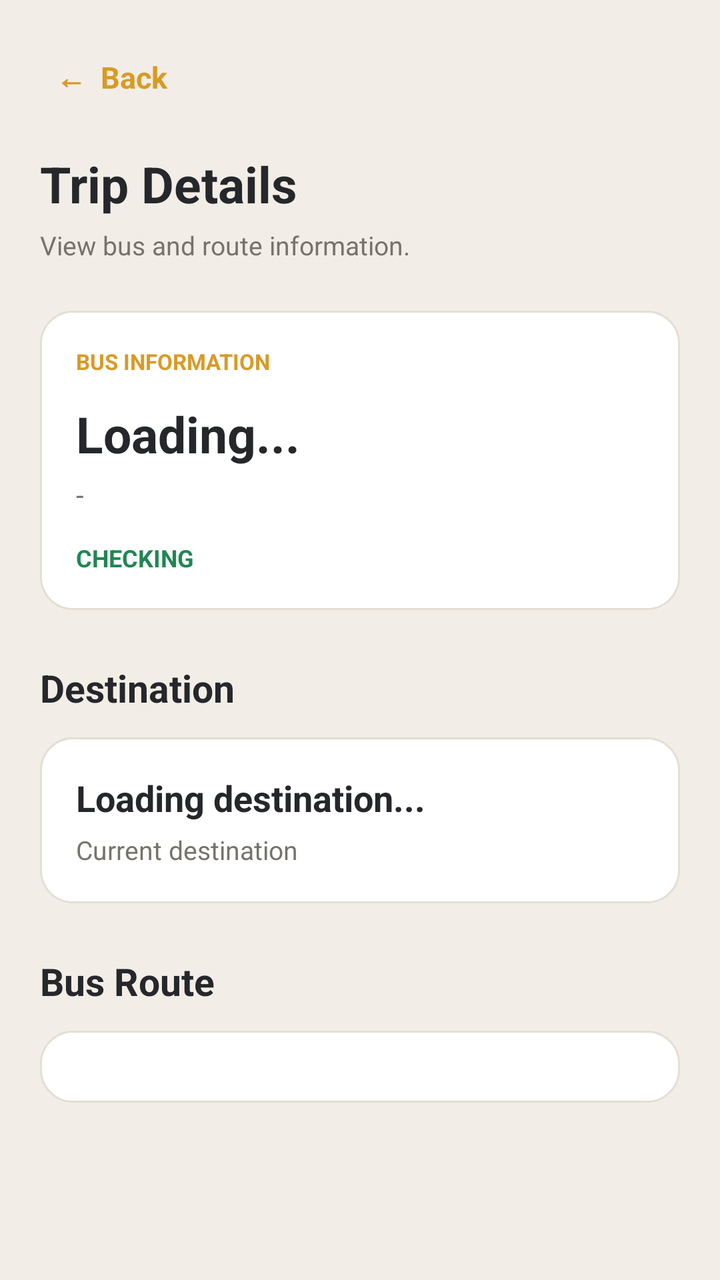
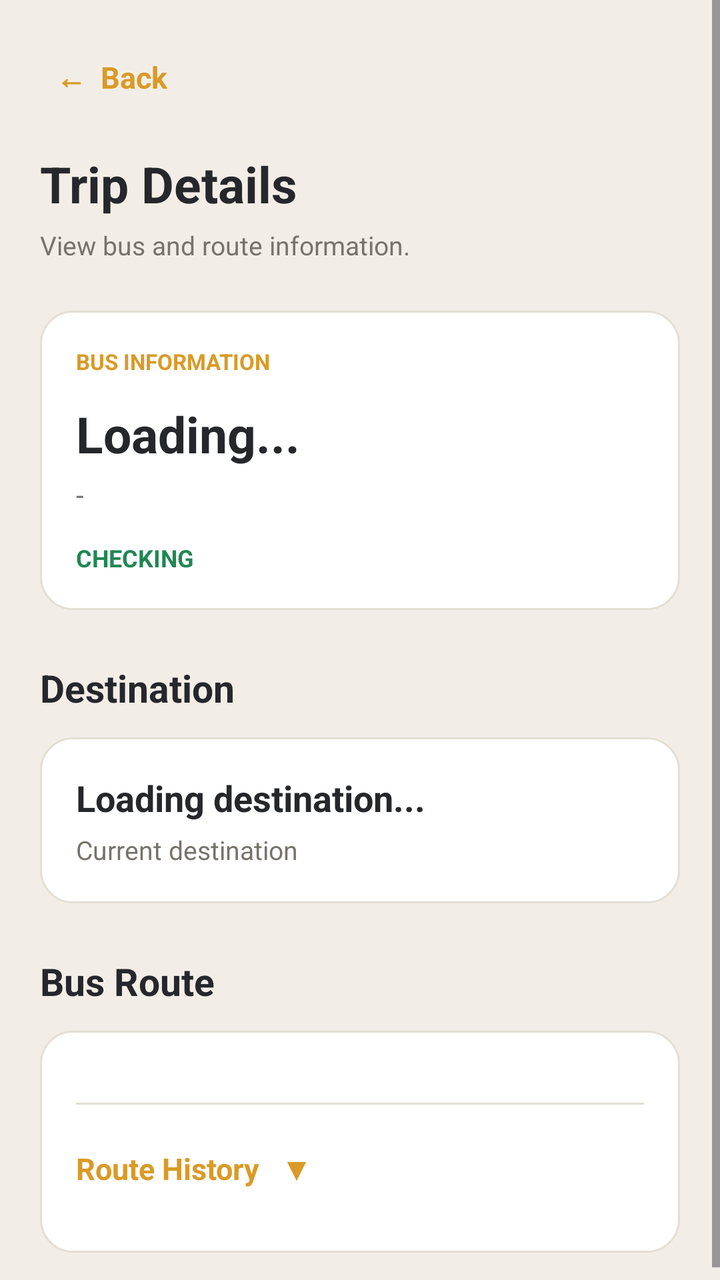

An Android layout rendered at two revisions. The XML below is the earlier revision; the diff shows what the commit changed to produce the second picture.
<!-- AndroidManifest.xml: application theme Theme.PabamaApp -->
<!-- res/layout/activity_trip_detail.xml -->
<ScrollView xmlns:android="http://schemas.android.com/apk/res/android"
    android:layout_width="match_parent"
    android:layout_height="match_parent"
    android:background="@color/background"
    android:fillViewport="true">

    <LinearLayout
        android:id="@+id/main"
        android:layout_width="match_parent"
        android:layout_height="wrap_content"
        android:orientation="vertical"
        android:padding="20dp">

        
        <TextView
            android:id="@+id/btnBack"
            android:layout_width="wrap_content"
            android:layout_height="wrap_content"
            android:singleLine="true"
            android:text="←  Back"
            android:textColor="@color/accent"
            android:textSize="15sp"
            android:textStyle="bold"
            android:padding="8dp" />

        
        <TextView
            android:layout_width="wrap_content"
            android:layout_height="wrap_content"
            android:text="Trip Details"
            android:textColor="@color/primary_dark"
            android:textSize="25sp"
            android:textStyle="bold"
            android:layout_marginTop="18dp" />

        <TextView
            android:layout_width="wrap_content"
            android:layout_height="wrap_content"
            android:text="View bus and route information."
            android:textColor="@color/text_secondary"
            android:textSize="13sp"
            android:layout_marginTop="5dp" />

        
        <LinearLayout
            android:layout_width="match_parent"
            android:layout_height="wrap_content"
            android:orientation="vertical"
            android:padding="18dp"
            android:background="@drawable/bg_card"
            android:layout_marginTop="24dp">

            <TextView
                android:layout_width="wrap_content"
                android:layout_height="wrap_content"
                android:text="BUS INFORMATION"
                android:textColor="@color/accent"
                android:textSize="11sp"
                android:textStyle="bold" />

            <TextView
                android:id="@+id/txtDetailBusPlate"
                android:layout_width="wrap_content"
                android:layout_height="wrap_content"
                android:text="Loading..."
                android:textColor="@color/text_primary"
                android:textSize="25sp"
                android:textStyle="bold"
                android:layout_marginTop="12dp" />

            <TextView
                android:id="@+id/txtDetailBusType"
                android:layout_width="wrap_content"
                android:layout_height="wrap_content"
                android:text="-"
                android:textColor="@color/text_secondary"
                android:textSize="14sp"
                android:layout_marginTop="4dp" />

            <TextView
                android:id="@+id/txtDetailBusStatus"
                android:layout_width="wrap_content"
                android:layout_height="wrap_content"
                android:text="CHECKING"
                android:textColor="@color/status_available"
                android:textSize="12sp"
                android:textStyle="bold"
                android:layout_marginTop="14dp" />

        </LinearLayout>

        
        <TextView
            android:layout_width="wrap_content"
            android:layout_height="wrap_content"
            android:text="Destination"
            android:textColor="@color/text_primary"
            android:textSize="19sp"
            android:textStyle="bold"
            android:layout_marginTop="26dp"
            android:layout_marginBottom="12dp" />

        <LinearLayout
            android:layout_width="match_parent"
            android:layout_height="wrap_content"
            android:orientation="vertical"
            android:padding="18dp"
            android:background="@drawable/bg_card">

            <TextView
                android:id="@+id/txtDetailDestination"
                android:layout_width="wrap_content"
                android:layout_height="wrap_content"
                android:text="Loading destination..."
                android:textColor="@color/text_primary"
                android:textSize="18sp"
                android:textStyle="bold" />

            <TextView
                android:layout_width="wrap_content"
                android:layout_height="wrap_content"
                android:text="Current destination"
                android:textColor="@color/text_secondary"
                android:textSize="13sp"
                android:layout_marginTop="5dp" />

        </LinearLayout>

        
        <TextView
            android:layout_width="wrap_content"
            android:layout_height="wrap_content"
            android:text="Bus Route"
            android:textColor="@color/text_primary"
            android:textSize="19sp"
            android:textStyle="bold"
            android:layout_marginTop="26dp"
            android:layout_marginBottom="12dp" />

        <LinearLayout
            android:id="@+id/containerRouteWaypoints"
            android:layout_width="match_parent"
            android:layout_height="wrap_content"
            android:orientation="vertical"
            android:padding="18dp"
            android:background="@drawable/bg_card" />

    </LinearLayout>

</ScrollView>
<!-- resources referenced by this layout -->
<resources>
  <color name="accent">#D99A27</color>
  <color name="background">#F2EEE7</color>
  <color name="primary_dark">#25272B</color>
  <color name="status_available">#218653</color>
  <color name="text_primary">#25272B</color>
  <color name="text_secondary">#77736B</color>
  <!-- drawable bg_card (drawable) -->
  <?xml version="1.0" encoding="utf-8"?>
  <shape xmlns:android="http://schemas.android.com/apk/res/android"
      android:shape="rectangle">
      <solid android:color="@color/surface" />
      <stroke
          android:width="1dp"
          android:color="@color/border" />
      <corners android:radius="16dp" />
  </shape>
  <style name="Theme.PabamaApp" parent="Theme.Material3.DayNight.NoActionBar">
          <item name="colorPrimary">@color/primary</item>
          <item name="colorPrimaryVariant">@color/primary_dark</item>
          <item name="colorOnPrimary">@color/white</item>
          <item name="colorSecondary">@color/accent</item>
          <item name="android:statusBarColor">@color/primary_dark</item>
          <item name="android:windowBackground">@color/background</item>
      </style>
  <color name="surface">#FFFFFF</color>
  <color name="border">#E4DED3</color>
  <color name="primary">#292B2F</color>
  <color name="white">#FFFFFF</color>
</resources>

<!-- the commit's change to res/layout/activity_trip_detail.xml (unified diff, before → after) -->
@@ -138,12 +138,62 @@
             android:layout_marginBottom="12dp" />
 
         <LinearLayout
-            android:id="@+id/containerRouteWaypoints"
             android:layout_width="match_parent"
             android:layout_height="wrap_content"
             android:orientation="vertical"
             android:padding="18dp"
-            android:background="@drawable/bg_card" />
+            android:background="@drawable/bg_card">
+
+            
+            <LinearLayout
+                android:id="@+id/containerRouteWaypoints"
+                android:layout_width="match_parent"
+                android:layout_height="wrap_content"
+                android:orientation="vertical" />
+
+            
+            <View
+                android:layout_width="match_parent"
+                android:layout_height="1dp"
+                android:layout_marginTop="18dp"
+                android:layout_marginBottom="8dp"
+                android:background="@color/border" />
+
+            
+            <TextView
+                android:id="@+id/btnToggleRouteHistory"
+                android:layout_width="match_parent"
+                android:layout_height="48dp"
+                android:gravity="center_vertical"
+                android:text="Route History   ▼"
+                android:textColor="@color/accent"
+                android:textSize="15sp"
+                android:textStyle="bold"
+                android:clickable="true"
+                android:focusable="true"
+                android:background="?attr/selectableItemBackground" />
+
+            
+            <LinearLayout
+                android:id="@+id/containerRouteHistory"
+                android:layout_width="match_parent"
+                android:layout_height="wrap_content"
+                android:orientation="vertical"
+                android:paddingTop="12dp"
+                android:visibility="gone">
+
+                <TextView
+                    android:layout_width="match_parent"
+                    android:layout_height="wrap_content"
+                    android:text="Loading route history..."
+                    android:textColor="@color/text_secondary"
+                    android:textSize="14sp" />
+
+            </LinearLayout>
+
+        </LinearLayout>
+
+
 
     </LinearLayout>
 
<!-- resource entries referenced after the edit -->
@@ -17,16 +17,68 @@
       <corners android:radius="16dp" />
   </shape>
   <style name="Theme.PabamaApp" parent="Theme.Material3.DayNight.NoActionBar">
+  
           <item name="colorPrimary">@color/primary</item>
           <item name="colorPrimaryVariant">@color/primary_dark</item>
           <item name="colorOnPrimary">@color/white</item>
           <item name="colorSecondary">@color/accent</item>
           <item name="android:statusBarColor">@color/primary_dark</item>
           <item name="android:windowBackground">@color/background</item>
+  
+          
+          <item name="android:windowAnimationStyle">@style/NoActivityAnimation</item>
+  
+          
+          <item name="alertDialogTheme">@style/Theme.PabamaApp.Dialog</item>
+  
       </style>
   <color name="surface">#FFFFFF</color>
   <color name="border">#E4DED3</color>
   <color name="primary">#292B2F</color>
   <color name="white">#FFFFFF</color>
+  <style name="NoActivityAnimation">
+          <item name="android:activityOpenEnterAnimation">@null</item>
+          <item name="android:activityOpenExitAnimation">@null</item>
+          <item name="android:activityCloseEnterAnimation">@null</item>
+          <item name="android:activityCloseExitAnimation">@null</item>
+  
+          <item name="android:taskOpenEnterAnimation">@null</item>
+          <item name="android:taskOpenExitAnimation">@null</item>
+          <item name="android:taskCloseEnterAnimation">@null</item>
+          <item name="android:taskCloseExitAnimation">@null</item>
+  
+          <item name="android:windowEnterAnimation">@null</item>
+          <item name="android:windowExitAnimation">@null</item>
+      </style>
+  <style name="Theme.PabamaApp.Dialog" parent="ThemeOverlay.AppCompat.Dialog.Alert">
+          <item name="android:windowAnimationStyle">@style/NoActivityAnimation</item>
+  
+          <item name="colorAccent">@color/dialog_action</item>
+          <item name="android:colorAccent">@color/dialog_action</item>
+  
+          <item name="android:colorBackground">@color/dialog_background</item>
+          <item name="android:textColorPrimary">@color/dialog_text</item>
+          <item name="android:textColorSecondary">@color/dialog_hint</item>
+          <item name="android:textColorHint">@color/dialog_hint</item>
+  
+          <item name="buttonBarPositiveButtonStyle">@style/DialogActionButton</item>
+          <item name="buttonBarNegativeButtonStyle">@style/DialogCancelButton</item>
+          <item name="buttonBarNeutralButtonStyle">@style/DialogDeleteButton</item>
+  
+      </style>
+  <color name="dialog_action">#F4B942</color>
+  <color name="dialog_background">#404040</color>
+  <color name="dialog_text">#FFFFFF</color>
+  <color name="dialog_hint">#D1D1D1</color>
+  <style name="DialogActionButton" parent="Widget.AppCompat.Button.ButtonBar.AlertDialog">
+          <item name="android:textColor">@color/dialog_action</item>
+      </style>
+  <style name="DialogCancelButton" parent="Widget.AppCompat.Button.ButtonBar.AlertDialog">
+          <item name="android:textColor">@color/dialog_text</item>
+      </style>
+  <style name="DialogDeleteButton" parent="Widget.AppCompat.Button.ButtonBar.AlertDialog">
+          <item name="android:textColor">@color/dialog_delete</item>
+      </style>
+  <color name="dialog_delete">#FF8A80</color>
 </resources>
 
